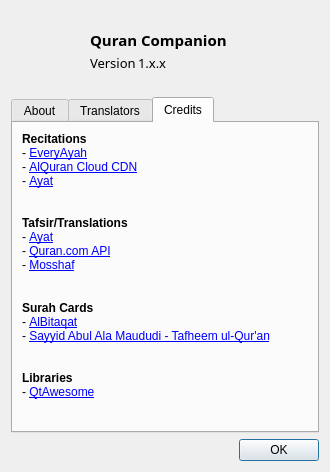
The window that src/widgets/aboutdialog.ui (0xzer0x/quran-companion) describes before a commit, drawn with Qt 5.
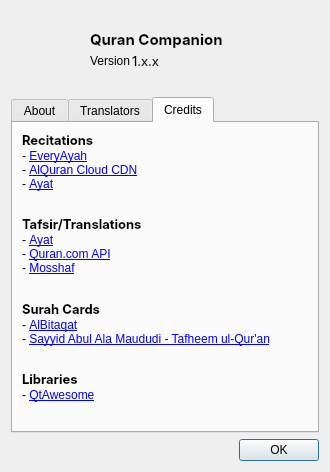
The same window after the commit. The open tabs and pages were chosen to show the change. Icons and pictures are not drawn.

```diff
--- a/src/widgets/aboutdialog.ui
+++ b/src/widgets/aboutdialog.ui
@@ -94,9 +94,8 @@
          <widget class="QLabel" name="lbAppName">
           <property name="font">
            <font>
-            <family>Sans Serif</family>
+            <family>SF Pro Display</family>
             <pointsize>11</pointsize>
-            <weight>75</weight>
             <bold>true</bold>
            </font>
           </property>
@@ -115,12 +114,6 @@
               <verstretch>0</verstretch>
              </sizepolicy>
             </property>
-            <property name="font">
-             <font>
-              <family>Sans Serif</family>
-              <pointsize>10</pointsize>
-             </font>
-            </property>
             <property name="text">
              <string>Version</string>
             </property>
@@ -136,7 +129,7 @@
             </property>
             <property name="font">
              <font>
-              <family>Sans Serif</family>
+              <family>SF Pro Display</family>
               <pointsize>10</pointsize>
              </font>
             </property>
@@ -353,7 +346,8 @@
           <widget class="QLabel" name="lbRecitations">
            <property name="font">
             <font>
-             <weight>75</weight>
+             <family>SF Pro Display</family>
+             <pointsize>10</pointsize>
              <bold>true</bold>
             </font>
            </property>
@@ -403,7 +397,8 @@
           <widget class="QLabel" name="lbContentType">
            <property name="font">
             <font>
-             <weight>75</weight>
+             <family>SF Pro Display</family>
+             <pointsize>10</pointsize>
              <bold>true</bold>
             </font>
            </property>
@@ -450,7 +445,8 @@
           <widget class="QLabel" name="lbSurahCards">
            <property name="font">
             <font>
-             <weight>75</weight>
+             <family>SF Pro Display</family>
+             <pointsize>10</pointsize>
              <bold>true</bold>
             </font>
            </property>
@@ -500,7 +496,8 @@
           <widget class="QLabel" name="lbLibraries">
            <property name="font">
             <font>
-             <weight>75</weight>
+             <family>SF Pro Display</family>
+             <pointsize>10</pointsize>
              <bold>true</bold>
             </font>
            </property>
```
Left out of the diff: 7 changed lines with no effect on the pictures.
